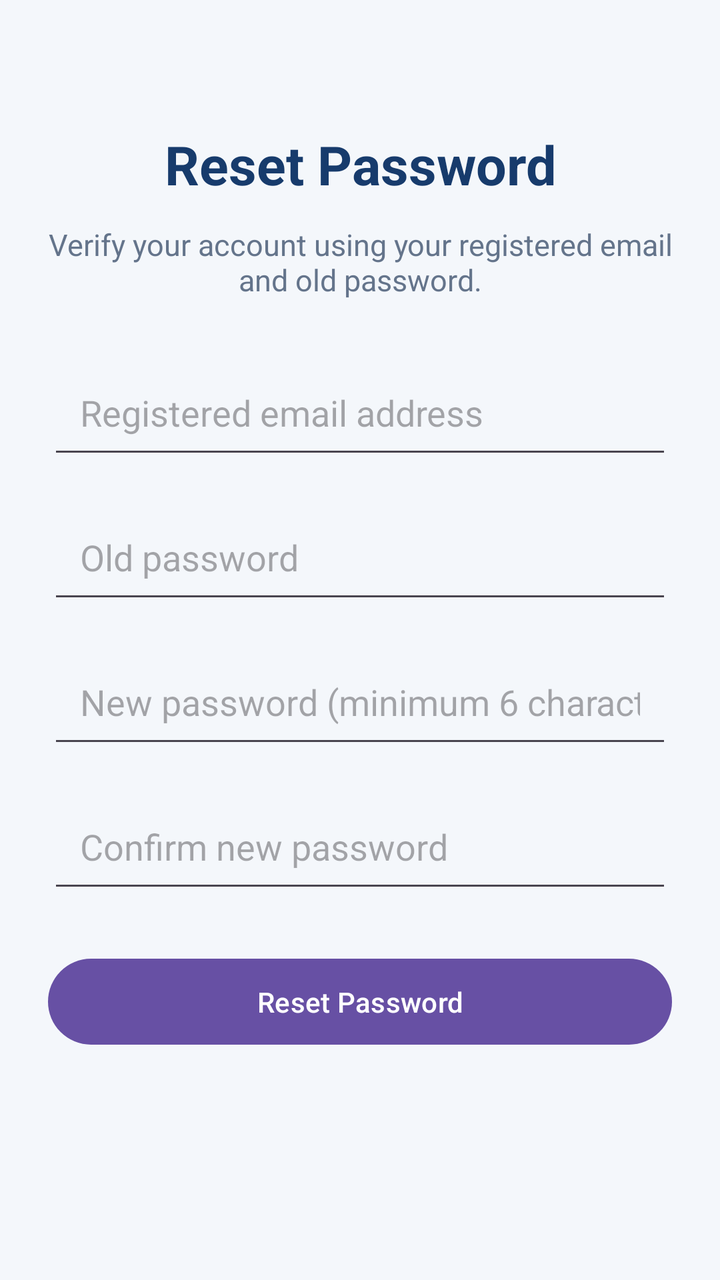
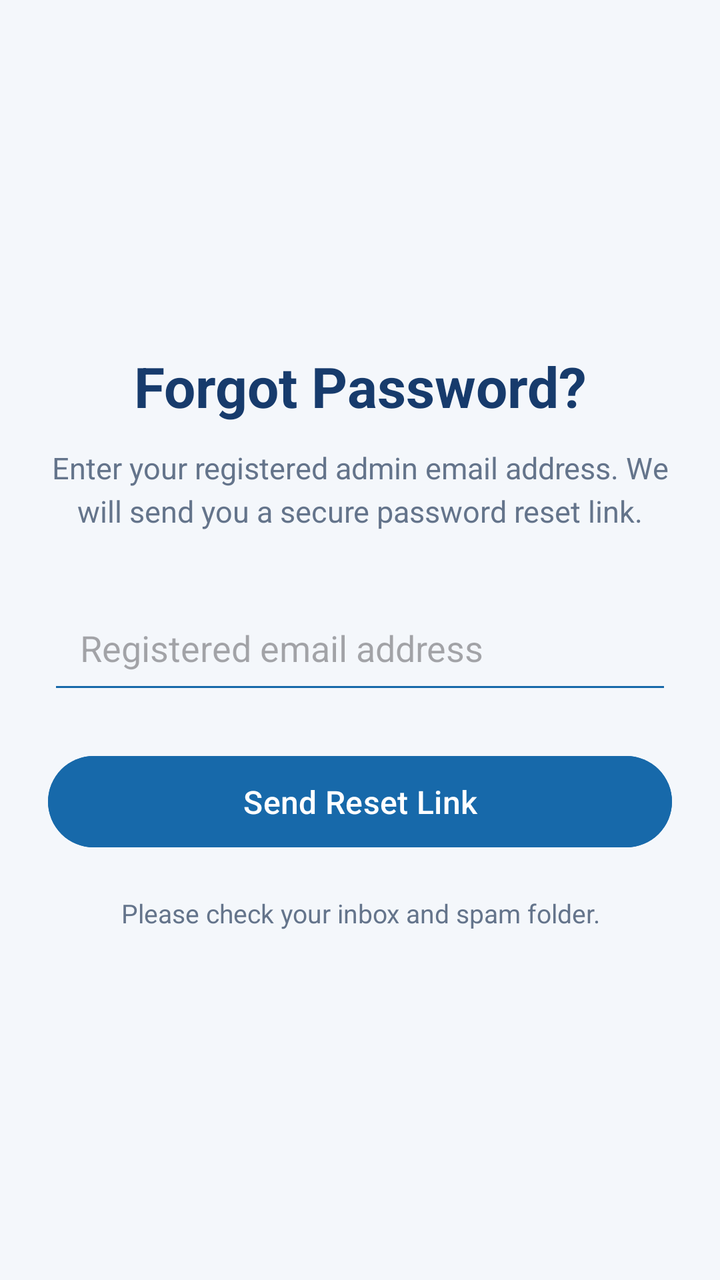

The first picture is an Android layout as it rendered before a commit; the second is the same layout after the commit. The layout source and the unified diff follow.
<!-- AndroidManifest.xml: application theme Theme.RoadsideAssistance -->
<!-- res/layout/activity_reset_password.xml -->
<?xml version="1.0" encoding="utf-8"?>
<ScrollView xmlns:android="http://schemas.android.com/apk/res/android"
    android:layout_width="match_parent"
    android:layout_height="match_parent"
    android:background="#F4F7FB"
    android:fillViewport="true">

    <LinearLayout
        android:layout_width="match_parent"
        android:layout_height="wrap_content"
        android:orientation="vertical"
        android:gravity="center_horizontal"
        android:padding="24dp">

        <TextView
            android:layout_width="match_parent"
            android:layout_height="wrap_content"
            android:layout_marginTop="40dp"
            android:layout_marginBottom="12dp"
            android:text="Reset Password"
            android:textColor="#173B6C"
            android:textSize="27sp"
            android:textStyle="bold"
            android:gravity="center" />

        <TextView
            android:layout_width="match_parent"
            android:layout_height="wrap_content"
            android:layout_marginBottom="28dp"
            android:text="Verify your account using your registered email and old password."
            android:textColor="#64748B"
            android:textSize="15sp"
            android:gravity="center" />

        <EditText
            android:id="@+id/etResetEmail"
            android:layout_width="match_parent"
            android:layout_height="wrap_content"
            android:hint="Registered email address"
            android:inputType="textEmailAddress"
            android:autofillHints="emailAddress"
            android:padding="16dp"
            android:layout_marginBottom="16dp" />

        <EditText
            android:id="@+id/etOldPassword"
            android:layout_width="match_parent"
            android:layout_height="wrap_content"
            android:hint="Old password"
            android:inputType="textPassword"
            android:autofillHints="password"
            android:padding="16dp"
            android:layout_marginBottom="16dp" />

        <EditText
            android:id="@+id/etNewPassword"
            android:layout_width="match_parent"
            android:layout_height="wrap_content"
            android:hint="New password (minimum 6 characters)"
            android:inputType="textPassword"
            android:padding="16dp"
            android:layout_marginBottom="16dp" />

        <EditText
            android:id="@+id/etConfirmPassword"
            android:layout_width="match_parent"
            android:layout_height="wrap_content"
            android:hint="Confirm new password"
            android:inputType="textPassword"
            android:padding="16dp"
            android:layout_marginBottom="24dp" />

        <Button
            android:id="@+id/btnResetPassword"
            android:layout_width="match_parent"
            android:layout_height="wrap_content"
            android:text="Reset Password"
            android:textAllCaps="false"
            android:padding="12dp" />

    </LinearLayout>
</ScrollView>
<!-- resources referenced by this layout -->
<resources>
  <style name="Theme.RoadsideAssistance" parent="Base.Theme.RoadsideAssistance" />
  <style name="Base.Theme.RoadsideAssistance" parent="Theme.Material3.DayNight.NoActionBar">
          
          
      </style>
</resources>

<!-- the commit's change to res/layout/activity_reset_password.xml (unified diff, before → after) -->
@@ -7,30 +7,30 @@
 
     <LinearLayout
         android:layout_width="match_parent"
-        android:layout_height="wrap_content"
+        android:layout_height="match_parent"
         android:orientation="vertical"
-        android:gravity="center_horizontal"
+        android:gravity="center"
         android:padding="24dp">
 
         <TextView
             android:layout_width="match_parent"
             android:layout_height="wrap_content"
-            android:layout_marginTop="40dp"
-            android:layout_marginBottom="12dp"
-            android:text="Reset Password"
+            android:text="Forgot Password?"
             android:textColor="#173B6C"
-            android:textSize="27sp"
+            android:textSize="28sp"
             android:textStyle="bold"
-            android:gravity="center" />
+            android:gravity="center"
+            android:layout_marginBottom="12dp" />
 
         <TextView
             android:layout_width="match_parent"
             android:layout_height="wrap_content"
-            android:layout_marginBottom="28dp"
-            android:text="Verify your account using your registered email and old password."
+            android:text="Enter your registered admin email address. We will send you a secure password reset link."
             android:textColor="#64748B"
             android:textSize="15sp"
-            android:gravity="center" />
+            android:gravity="center"
+            android:lineSpacingExtra="4dp"
+            android:layout_marginBottom="30dp" />
 
         <EditText
             android:id="@+id/etResetEmail"
@@ -39,44 +39,31 @@
             android:hint="Registered email address"
             android:inputType="textEmailAddress"
             android:autofillHints="emailAddress"
+            android:singleLine="true"
             android:padding="16dp"
-            android:layout_marginBottom="16dp" />
-
-        <EditText
-            android:id="@+id/etOldPassword"
-            android:layout_width="match_parent"
-            android:layout_height="wrap_content"
-            android:hint="Old password"
-            android:inputType="textPassword"
-            android:autofillHints="password"
-            android:padding="16dp"
-            android:layout_marginBottom="16dp" />
-
-        <EditText
-            android:id="@+id/etNewPassword"
-            android:layout_width="match_parent"
-            android:layout_height="wrap_content"
-            android:hint="New password (minimum 6 characters)"
-            android:inputType="textPassword"
-            android:padding="16dp"
-            android:layout_marginBottom="16dp" />
-
-        <EditText
-            android:id="@+id/etConfirmPassword"
-            android:layout_width="match_parent"
-            android:layout_height="wrap_content"
-            android:hint="Confirm new password"
-            android:inputType="textPassword"
-            android:padding="16dp"
-            android:layout_marginBottom="24dp" />
+            android:backgroundTint="#1769AA"
+            android:layout_marginBottom="22dp" />
 
         <Button
             android:id="@+id/btnResetPassword"
             android:layout_width="match_parent"
             android:layout_height="wrap_content"
-            android:text="Reset Password"
+            android:text="Send Reset Link"
             android:textAllCaps="false"
-            android:padding="12dp" />
+            android:textSize="16sp"
+            android:padding="12dp"
+            android:backgroundTint="#1769AA"
+            android:textColor="#FFFFFF" />
+
+        <TextView
+            android:layout_width="match_parent"
+            android:layout_height="wrap_content"
+            android:text="Please check your inbox and spam folder."
+            android:textColor="#64748B"
+            android:textSize="13sp"
+            android:gravity="center"
+            android:layout_marginTop="20dp" />
 
     </LinearLayout>
+
 </ScrollView>
